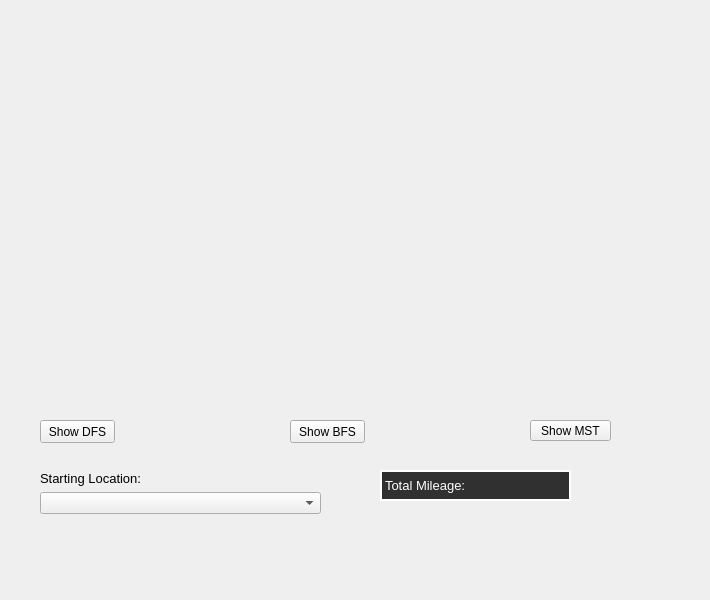
Old version of the form app/src/views/graphview.ui in the repository minorleaguegrayonassociates/GrayonSlam.
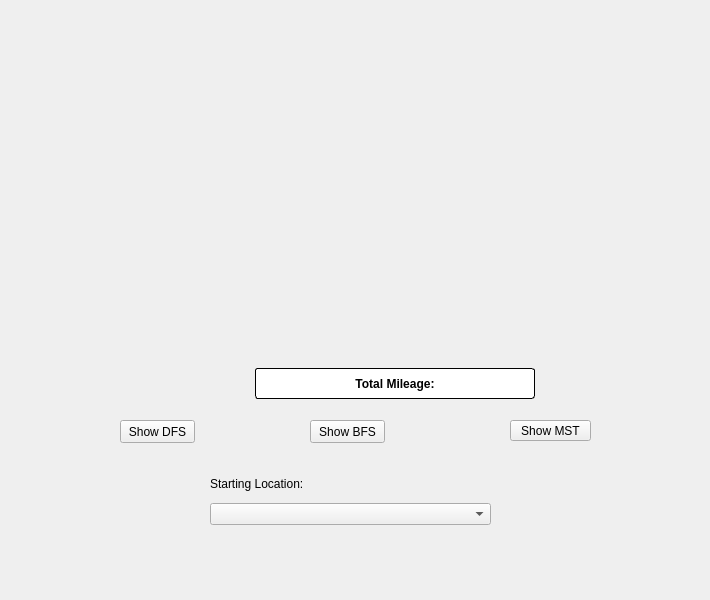
New version of the form. Icons and pictures are not drawn.

Commit message:
Add label that shows distance when in map view, preview has the abili… (#83)
…ty to show the total distance of a trip

Closes #(issue)

### Key features
* Only show's total distance in preview mode for mapView

### Future Improvements
* none

### Notes

Patch:
```diff
--- a/app/src/views/graphview.ui
+++ b/app/src/views/graphview.ui
@@ -14,9 +14,13 @@
    <string>Form</string>
   </property>
   <property name="styleSheet">
-   <string notr="true">QLabel
-{
-	font-size: 13px;
+   <string notr="true">QLabel#totalMileageLabel {
+background-color: white;
+border-radius: 3px;
+border: 1px solid black;
+font-size: 14;
+font: bold;
+color:black;
 }</string>
   </property>
   <widget class="QWidget" name="map_widget" native="true">
@@ -38,7 +42,7 @@
   <widget class="QPushButton" name="MSTButton">
    <property name="geometry">
     <rect>
-     <x>530</x>
+     <x>510</x>
      <y>420</y>
      <width>81</width>
      <height>21</height>
@@ -51,7 +55,7 @@
   <widget class="QPushButton" name="BFSButton">
    <property name="geometry">
     <rect>
-     <x>290</x>
+     <x>310</x>
      <y>420</y>
      <width>75</width>
      <height>23</height>
@@ -64,7 +68,7 @@
   <widget class="QPushButton" name="DFSButton">
    <property name="geometry">
     <rect>
-     <x>40</x>
+     <x>120</x>
      <y>420</y>
      <width>75</width>
      <height>23</height>
@@ -77,29 +81,29 @@
   <widget class="QLabel" name="totalMileageLabel">
    <property name="geometry">
     <rect>
-     <x>380</x>
-     <y>470</y>
-     <width>191</width>
+     <x>255</x>
+     <y>368</y>
+     <width>280</width>
      <height>31</height>
     </rect>
    </property>
    <property name="styleSheet">
-    <string notr="true">        font-size: 13px;
-        color: white;
-		border: 2px solid white;
-        background-color: #303030;</string>
+    <string notr="true"/>
    </property>
    <property name="text">
     <string>Total Mileage:</string>
    </property>
+   <property name="alignment">
+    <set>Qt::AlignCenter</set>
+   </property>
   </widget>
-  <widget class="QWidget" name="">
+  <widget class="QWidget" name="layoutWidget">
    <property name="geometry">
     <rect>
-     <x>40</x>
+     <x>210</x>
      <y>470</y>
      <width>281</width>
-     <height>44</height>
+     <height>55</height>
     </rect>
    </property>
    <layout class="QVBoxLayout" name="verticalLayout">
```
The commit also changes 5 other files.
